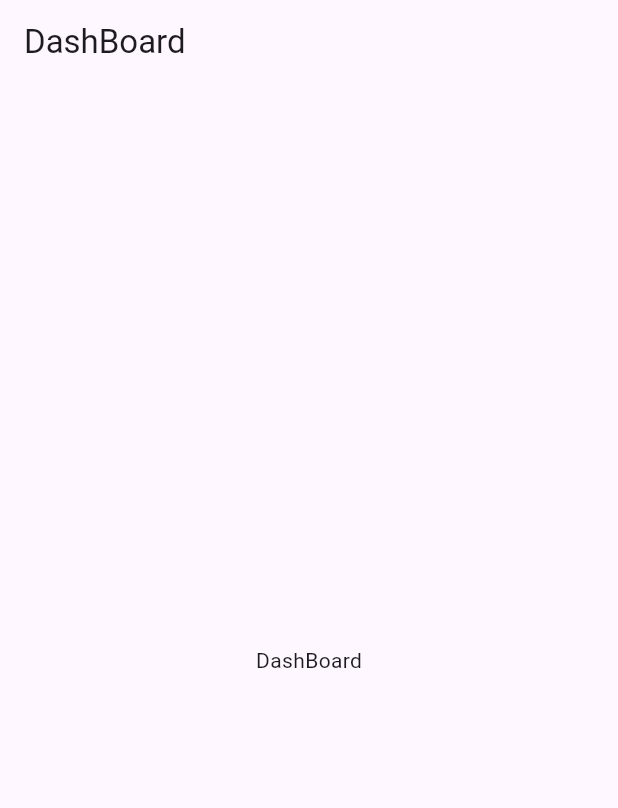
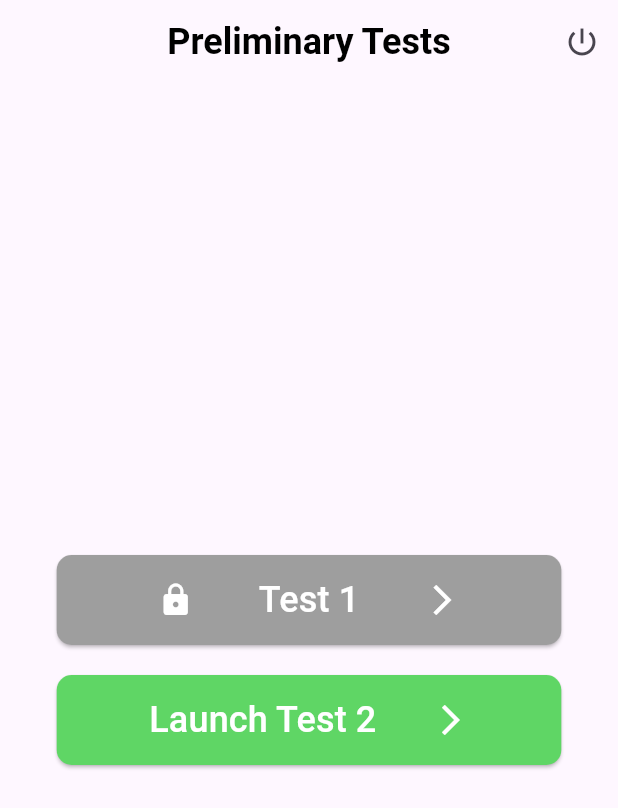
Before and after one commit to Risafekm/englishcoach, a Flutter app: the screen it shows after launch, on a phone screen of 412 x 824 dp. Shown: the top 808 px of the screen. Run offline on Flutter 3.47's test engine with Material 3 defaults, Android fonts, the phone set to English and light mode, and no system bars.

Commit message:
preliminary test page main

```diff
--- a/lib/main.dart
+++ b/lib/main.dart
@@ -1,4 +1,4 @@
-import 'package:englishcoach/presentation/dashboard/dashboard.dart';
+import 'package:englishcoach/presentation/drawer/preliminary_test/preliminary_test_page.dart';
 import 'package:flutter/material.dart';
 
 void main() {
@@ -11,7 +11,8 @@ class RootScreen extends StatelessWidget {
   @override
   Widget build(BuildContext context) {
     return const MaterialApp(
-      home: DashBoardPage(),
+      debugShowCheckedModeBanner: false,
+      home: PriliminaryTest(),
     );
   }
 }
--- /dev/null
+++ b/lib/presentation/drawer/preliminary_test/preliminary_test_page.dart
@@ -0,0 +1,50 @@
+import 'package:englishcoach/presentation/drawer/preliminary_test/widgets/button_test.dart';
+import 'package:flutter/material.dart';
+
+class PriliminaryTest extends StatelessWidget {
+  const PriliminaryTest({super.key});
+
+  @override
+  Widget build(BuildContext context) {
+    return Scaffold(
+      appBar: AppBar(
+        centerTitle: true,
+        title: const Text(
+          'Preliminary Tests',
+          style: TextStyle(
+              fontSize: 24, color: Colors.black, fontWeight: FontWeight.bold),
+        ),
+        actions: [
+          IconButton(
+            onPressed: () {},
+            icon: const Icon(
+              Icons.power_settings_new,
+            ),
+          ),
+        ],
+      ),
+      body: Column(
+        mainAxisAlignment: MainAxisAlignment.center,
+        children: [
+          Center(
+            child: ButtonTest(
+              onTap: () {},
+              color: Colors.grey,
+              test: 'Test 1',
+              icon: true,
+            ),
+          ),
+          const SizedBox(height: 20),
+          Center(
+            child: ButtonTest(
+              onTap: () {},
+              color: const Color.fromARGB(255, 95, 214, 101),
+              test: 'Launch Test 2',
+              icon: false,
+            ),
+          ),
+        ],
+      ),
+    );
+  }
+}
--- /dev/null
+++ b/lib/presentation/drawer/preliminary_test/widgets/button_test.dart
@@ -0,0 +1,76 @@
+// ignore_for_file: must_be_immutable
+
+import 'package:flutter/material.dart';
+
+class ButtonTest extends StatelessWidget {
+  String test;
+  Color color;
+  bool icon;
+  VoidCallback onTap;
+  ButtonTest({
+    super.key,
+    required this.color,
+    required this.test,
+    required this.icon,
+    required this.onTap,
+  });
+
+  @override
+  Widget build(BuildContext context) {
+    return ElevatedButton(
+      onPressed: onTap,
+      style: ButtonStyle(
+        backgroundColor: MaterialStateProperty.all(color),
+        shape: MaterialStateProperty.all<RoundedRectangleBorder>(
+          RoundedRectangleBorder(
+            borderRadius: BorderRadius.circular(10),
+          ),
+        ),
+      ),
+      child: Container(
+        height: 60,
+        width: MediaQuery.of(context).size.width * .7,
+        decoration: BoxDecoration(
+          color: Colors.transparent,
+          borderRadius: BorderRadius.circular(10),
+        ),
+        child: icon
+            ? Row(
+                mainAxisAlignment: MainAxisAlignment.spaceEvenly,
+                children: [
+                  const Icon(
+                    Icons.lock,
+                    size: 24,
+                    color: Colors.white,
+                  ),
+                  Text(
+                    test,
+                    style: const TextStyle(color: Colors.white, fontSize: 24),
+                  ),
+                  const Icon(
+                    Icons.arrow_forward_ios,
+                    size: 24,
+                    color: Colors.white,
+                  ),
+                ],
+              )
+            : Row(
+                mainAxisAlignment: MainAxisAlignment.spaceEvenly,
+                children: [
+                  Center(
+                    child: Text(
+                      test,
+                      style: const TextStyle(color: Colors.white, fontSize: 24),
+                    ),
+                  ),
+                  const Icon(
+                    Icons.arrow_forward_ios,
+                    size: 24,
+                    color: Colors.white,
+                  ),
+                ],
+              ),
+      ),
+    );
+  }
+}
```
